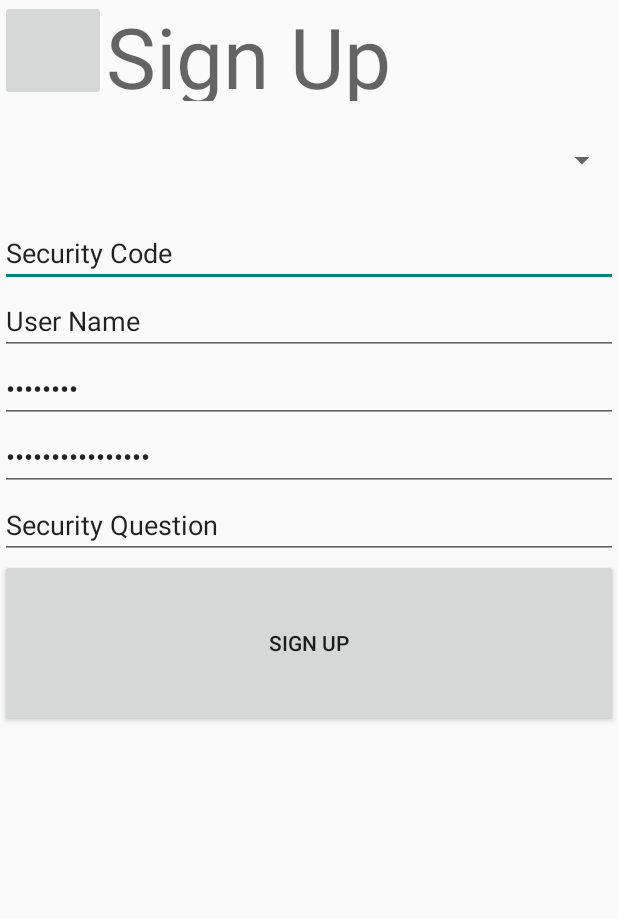
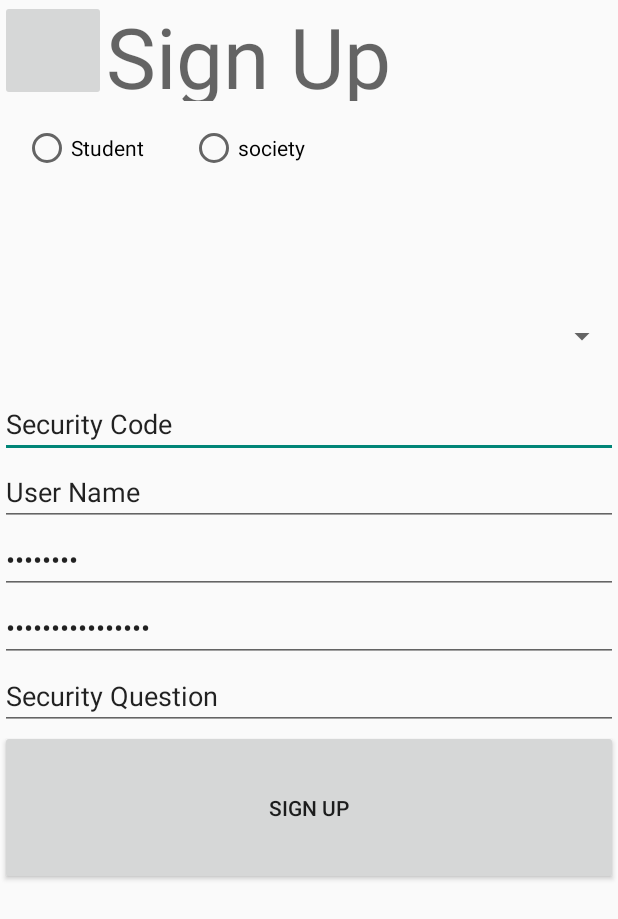
Before and after one commit to celine1013/UniSociety, an Android app: the layout sign_up_society.xml on its own in the app's theme, with its tools: preview values and no code run, on a phone screen of 412 x 824 dp. Shown: the top 919 px of the screen. Run offline under Robolectric (Android 15) with nearby library versions, the phone set to English and light mode, and no system bars.

```diff
--- a/app/src/main/res/layout/sign_up_society.xml
+++ b/app/src/main/res/layout/sign_up_society.xml
@@ -28,6 +28,28 @@
             android:text="@string/Text_Sign_Up"
             android:textAppearance="@style/TextAppearance.AppCompat.Display3" />
 
+    </LinearLayout>
+
+    <LinearLayout
+        android:layout_width="wrap_content"
+        android:layout_height="wrap_content"
+        android:layout_weight="0.15"
+        android:layout_gravity="start"
+        android:orientation="horizontal">
+
+        <RadioButton
+            android:id="@+id/radioButton2"
+            android:layout_width="match_parent"
+            android:layout_height="wrap_content"
+            android:layout_margin="15sp"
+            android:text="Student" />
+
+        <RadioButton
+            android:id="@+id/radioButton"
+            android:layout_width="match_parent"
+            android:layout_height="wrap_content"
+            android:layout_margin="15sp"
+            android:text="society" />
     </LinearLayout>
 
     <Spinner
--- a/app/src/main/res/values/strings.xml
+++ b/app/src/main/res/values/strings.xml
@@ -28,4 +28,6 @@
     <string name="Text_Event_Title">Event Title</string>
     <string name="Text_Join">Join</string>
 
+
+
 </resources>
```
